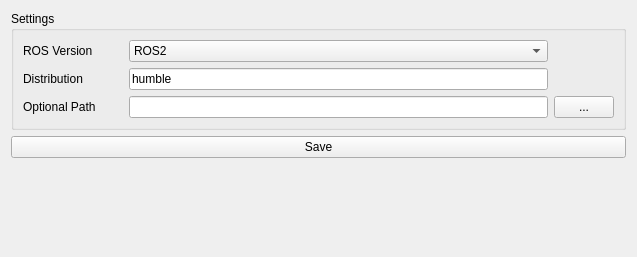
Above: ui/setting.ui from yyamazaki933/rosbag_player before the change. Below: the same form after it.
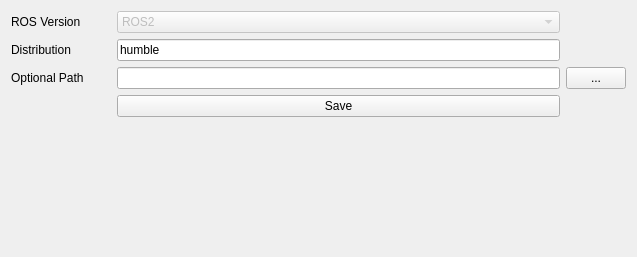
That is the form after the change.

```diff
--- a/ui/setting.ui
+++ b/ui/setting.ui
@@ -13,39 +13,7 @@
   <property name="windowTitle">
    <string>Settings</string>
   </property>
-  <layout class="QVBoxLayout" name="verticalLayout">
-   <item>
-    <widget class="QGroupBox" name="groupBox">
-     <property name="sizePolicy">
-      <sizepolicy hsizetype="Preferred" vsizetype="Fixed">
-       <horstretch>0</horstretch>
-       <verstretch>0</verstretch>
-      </sizepolicy>
-     </property>
-     <property name="title">
-      <string>Settings</string>
-     </property>
-     <layout class="QGridLayout" name="gridLayout_2">
-      <item row="0" column="0">
-       <widget class="QLabel" name="label_3">
-        <property name="text">
-         <string>ROS Version</string>
-        </property>
-       </widget>
-      </item>
-      <item row="1" column="2">
-       <widget class="QLineEdit" name="le_distro">
-        <property name="sizePolicy">
-         <sizepolicy hsizetype="Ignored" vsizetype="Fixed">
-          <horstretch>0</horstretch>
-          <verstretch>0</verstretch>
-         </sizepolicy>
-        </property>
-        <property name="text">
-         <string>humble</string>
-        </property>
-       </widget>
-      </item>
+  <layout class="QGridLayout" name="gridLayout">
       <item row="1" column="0">
        <widget class="QLabel" name="label">
         <property name="maximumSize">
@@ -59,7 +27,7 @@
         </property>
        </widget>
       </item>
-      <item row="3" column="2">
+   <item row="2" column="1">
        <widget class="QLineEdit" name="le_path">
         <property name="sizePolicy">
          <sizepolicy hsizetype="Ignored" vsizetype="Fixed">
@@ -69,7 +37,7 @@
         </property>
        </widget>
       </item>
-      <item row="3" column="3">
+   <item row="2" column="2">
        <widget class="QPushButton" name="pb_path">
         <property name="sizePolicy">
          <sizepolicy hsizetype="Fixed" vsizetype="Fixed">
@@ -94,7 +62,7 @@
         </property>
        </widget>
       </item>
-      <item row="3" column="0">
+   <item row="2" column="0">
        <widget class="QLabel" name="label_2">
         <property name="maximumSize">
          <size>
@@ -107,8 +75,31 @@
         </property>
        </widget>
       </item>
-      <item row="0" column="2">
+   <item row="1" column="1">
+    <widget class="QLineEdit" name="le_distro">
+     <property name="sizePolicy">
+      <sizepolicy hsizetype="Ignored" vsizetype="Fixed">
+       <horstretch>0</horstretch>
+       <verstretch>0</verstretch>
+      </sizepolicy>
+     </property>
+     <property name="text">
+      <string>humble</string>
+     </property>
+    </widget>
+   </item>
+   <item row="0" column="0">
+    <widget class="QLabel" name="label_3">
+     <property name="text">
+      <string>ROS Version</string>
+     </property>
+    </widget>
+   </item>
+   <item row="0" column="1">
        <widget class="QComboBox" name="cb_rosver">
+     <property name="enabled">
+      <bool>false</bool>
+     </property>
         <property name="currentIndex">
          <number>1</number>
         </property>
@@ -124,17 +115,14 @@
         </item>
        </widget>
       </item>
-     </layout>
-    </widget>
-   </item>
-   <item>
+   <item row="4" column="1">
     <widget class="QPushButton" name="pb_save">
      <property name="text">
       <string>Save</string>
      </property>
     </widget>
    </item>
-   <item>
+   <item row="5" column="1">
     <spacer name="verticalSpacer">
      <property name="orientation">
       <enum>Qt::Vertical</enum>
```
Lines whose indentation alone changed are shown as unchanged.
